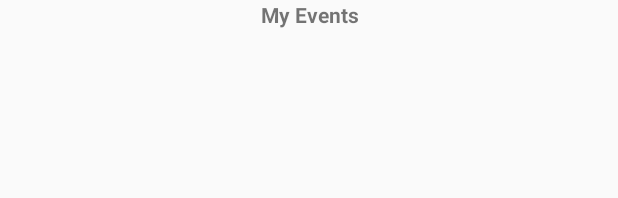
After one commit to muraguri2005/events_catalog_android, an Android app: the layout my_events_fragment.xml on its own in the app's theme, with its tools: preview values and no code run, on a phone screen of 412 x 824 dp. The commit adds this screen. Shown: the top 198 px of the screen. Run offline under Robolectric (Android 15) with nearby library versions, the phone set to English and light mode, and no system bars.

Commit message:
add fragments, and roboguice

```diff
--- a/app/build.gradle
+++ b/app/build.gradle
@@ -23,6 +23,10 @@ dependencies {
     compile fileTree(dir: 'libs', include: ['*.jar'])
     testCompile 'junit:junit:4.12'
     compile 'com.android.support:appcompat-v7:24.1.1'
+    compile 'com.android.support:support-v4:24.1.1'
+    compile 'com.android.support:design:24.1.1'
     compile 'com.google.firebase:firebase-core:9.4.0'
+    compile "org.roboguice:roboguice:3.0.1"
+    provided "org.roboguice:roboblender:3.0.1"
 }
 apply plugin: 'com.google.gms.google-services'
--- /dev/null
+++ b/app/src/main/res/layout/my_events_fragment.xml
@@ -0,0 +1,12 @@
+<?xml version="1.0" encoding="utf-8"?>
+<LinearLayout xmlns:android="http://schemas.android.com/apk/res/android"
+    android:orientation="vertical" android:layout_width="match_parent"
+    android:layout_height="match_parent">
+
+    <TextView
+        android:layout_width="match_parent"
+        android:layout_height="wrap_content" android:text="My Events" android:gravity="center" android:textStyle="bold"  android:id="@+id/myEventsTitle"/>
+    <ListView
+        android:layout_width="match_parent"
+        android:layout_height="wrap_content" android:id="@+id/eventsList"></ListView>
+</LinearLayout>
--- /dev/null
+++ b/app/src/main/res/menu/events_menu.xml
@@ -0,0 +1,4 @@
+<?xml version="1.0" encoding="utf-8"?>
+<menu xmlns:android="http://schemas.android.com/apk/res/android">
+ <item android:id="@+id/myEventsTitle" android:title="My Events"/>
+</menu>
--- /dev/null
+++ b/app/src/main/res/values-w820dp/strings.xml
@@ -0,0 +1,4 @@
+<?xml version="1.0" encoding="utf-8"?>
+<resources>
+    <string name="home_text">Home</string>
+</resources>
--- a/app/src/main/res/values/strings.xml
+++ b/app/src/main/res/values/strings.xml
@@ -1,3 +1,4 @@
 <resources>
     <string name="app_name">Sample Android App Using Firebase</string>
+    <string name="home_text">Home</string>
 </resources>
```
Also changed, not shown: app/src/main/java/android/freelessons/org/sampleandroidappusingfirebase/MainActivity.java (+8 -3 lines), app/src/main/java/android/freelessons/org/sampleandroidappusingfirebase/ui/EventsFragment.java (added, +17 -0 lines), app/src/main/java/android/freelessons/org/sampleandroidappusingfirebase/ui/MyEventsFragment.java (added, +28 -0 lines), app/src/main/res/layout/activity_main.xml (+33 -6 lines), app/src/main/res/layout/events_fragment.xml (added, +12 -0 lines), 1 other file.
